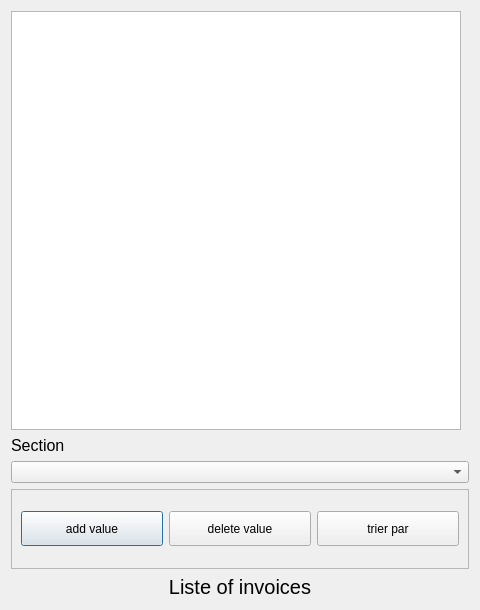
Old version of the form logiComptaProject/invoiceslist.ui in the repository ffillouxdev/LogiCompta.
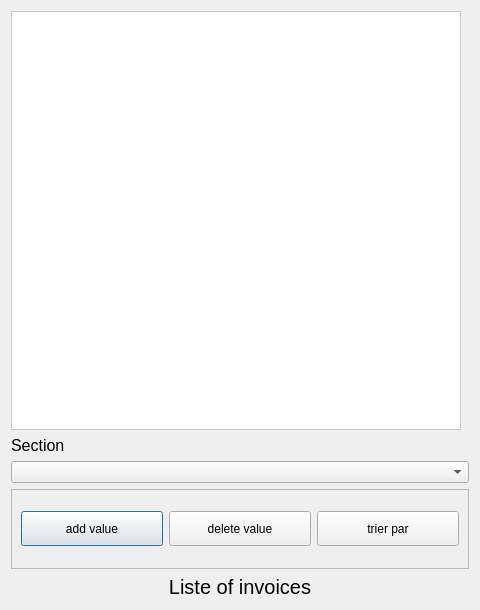
New version of the form.

What changed in the file:
```diff
--- a/logiComptaProject/invoiceslist.ui
+++ b/logiComptaProject/invoiceslist.ui
@@ -34,6 +34,23 @@
        <height>500</height>
       </size>
      </property>
+     <property name="styleSheet">
+      <string notr="true">QTableWidget {
+    background-color: #ffffff; /* Couleur de fond */
+    alternate-background-color: #f0f0f0; /* Couleur de fond alternative pour les lignes impaires */
+    border: 1px solid #cccccc; /* Bordure */
+}
+
+QTableWidget::item {
+    padding: 5px; /* Espacement interne des cellules */
+}
+
+QTableWidget::item:selected {
+    background-color: #a8a8a8; /* Couleur de fond de la cellule sélectionnée */
+    color: #ffffff; /* Couleur du texte de la cellule sélectionnée */
+}
+</string>
+     </property>
      <attribute name="horizontalHeaderDefaultSectionSize">
       <number>145</number>
      </attribute>
```
